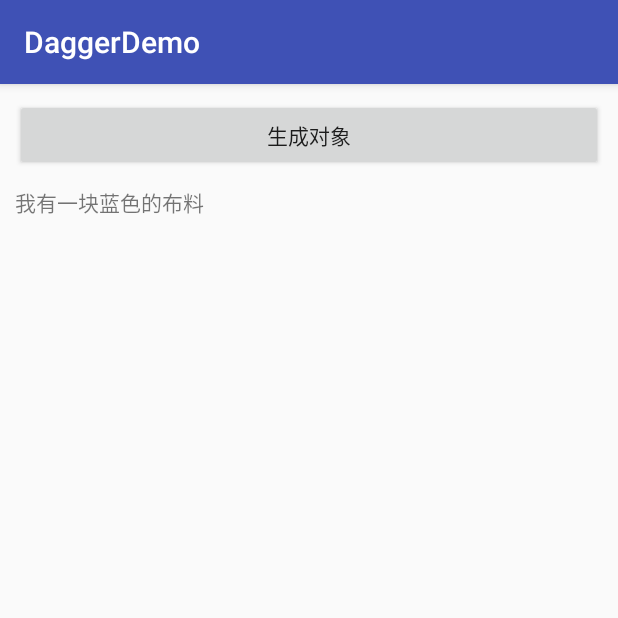
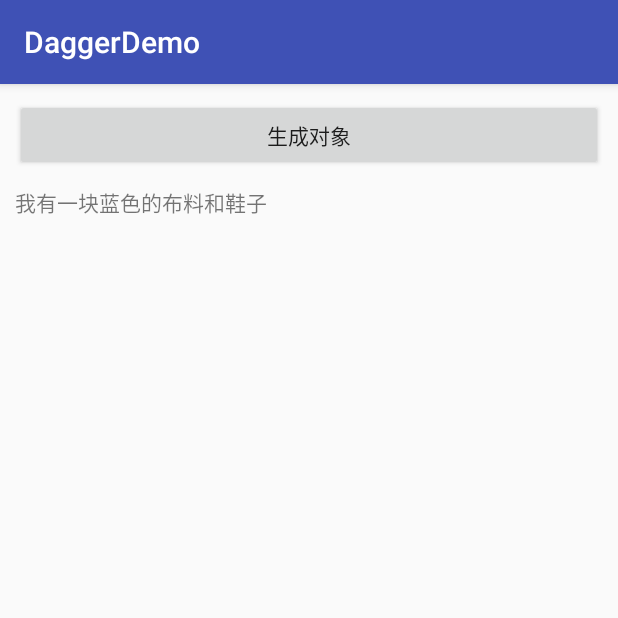
Before and after one commit to zhuzhu2017/DaggerDemo, an Android app: the InjectActivity screen opened directly, with no data from a screen before it, after a tap on "生成对象", on a phone screen of 412 x 824 dp, the top half of it. Run offline under Robolectric (Android 15) with nearby library versions, the phone set to English and light mode, and no system bars; our stand-ins replace ButterKnife, Dagger/Hilt's generated code.

Commit message:
另一种注解方式实现（第三方不可更改类不适用）

```diff
--- /dev/null
+++ b/app/src/main/java/com/tongtong/daggerdemo/entity/Shoe.java
@@ -0,0 +1,19 @@
+package com.tongtong.daggerdemo.entity;
+
+import javax.inject.Inject;
+
+/**
+ * 产品鞋子
+ * Created by allen on 2017/11/24.
+ */
+
+public class Shoe {
+    @Inject
+    public Shoe() {
+    }
+
+    @Override
+    public String toString() {
+        return "鞋子";
+    }
+}
--- a/app/src/main/java/com/tongtong/daggerdemo/ui/InjectActivity.java
+++ b/app/src/main/java/com/tongtong/daggerdemo/ui/InjectActivity.java
@@ -10,6 +10,7 @@ import com.tongtong.daggerdemo.R;
 import com.tongtong.daggerdemo.component.DaggerInjectComponent;
 import com.tongtong.daggerdemo.component.InjectComponent;
 import com.tongtong.daggerdemo.entity.Cloth;
+import com.tongtong.daggerdemo.entity.Shoe;
 import com.tongtong.daggerdemo.module.InjectModule;
 
 import javax.inject.Inject;
@@ -30,6 +31,8 @@ public class InjectActivity extends AppCompatActivity {
 
     @Inject
     Cloth cloth;
+    @Inject
+    Shoe shoe;
 
     @Override
     protected void onCreate(@Nullable Bundle savedInstanceState) {
@@ -42,6 +45,6 @@ public class InjectActivity extends AppCompatActivity {
 
     @OnClick(R.id.btn_create_obj)
     public void onViewClicked() {
-        tvResult.setText(cloth + "");
+        tvResult.setText(cloth + "和" + shoe);
     }
 }
```
